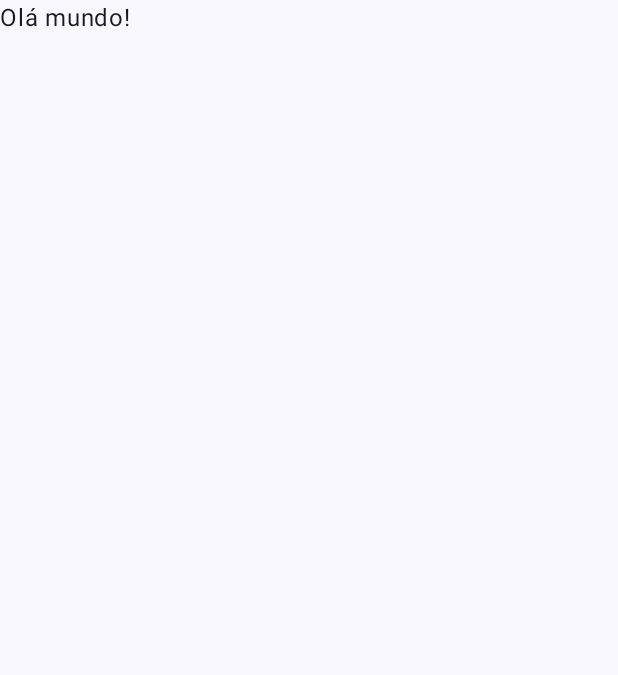
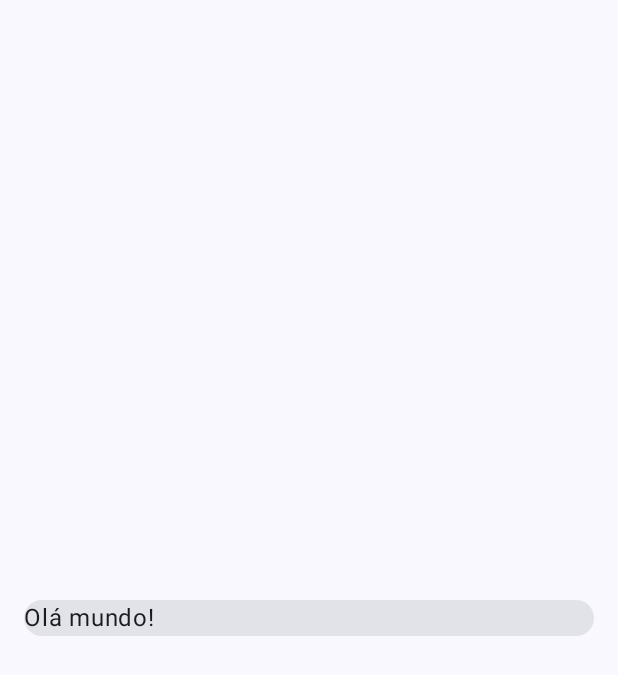
Before and after one commit to rsicarelli/kotlin-gradle-android-platform, an Android app built with Jetpack Compose: the screen it shows after launch (MainActivity), on a phone screen of 412 x 824 dp. Before the commit the part shown is almost empty. Shown: the top 675 px of the screen. Run offline under Robolectric (Android 15) with nearby library versions, the phone set to English and light mode, and no system bars.

```diff
--- a/features/home/src/main/kotlin/com/rsicarelli/kplatform/home/HomeScreen.kt
+++ b/features/home/src/main/kotlin/com/rsicarelli/kplatform/home/HomeScreen.kt
@@ -1,18 +1,35 @@
 package com.rsicarelli.kplatform.home
 
 import androidx.compose.foundation.layout.fillMaxSize
+import androidx.compose.foundation.layout.fillMaxWidth
+import androidx.compose.foundation.layout.padding
+import androidx.compose.foundation.layout.wrapContentHeight
+import androidx.compose.material3.Card
+import androidx.compose.material3.ExperimentalMaterial3Api
 import androidx.compose.material3.MaterialTheme
 import androidx.compose.material3.Surface
 import androidx.compose.runtime.Composable
 import androidx.compose.ui.Modifier
+import androidx.compose.ui.unit.dp
 import com.rsicarelli.kplatform.features.details.DetailsScreen
 
+@OptIn(ExperimentalMaterial3Api::class)
 @Composable
 fun HomeScreen() {
     Surface(
         modifier = Modifier.fillMaxSize(),
         color = MaterialTheme.colorScheme.background
     ) {
-        DetailsScreen()
+        Card(
+            modifier = Modifier
+                .fillMaxWidth()
+                .wrapContentHeight()
+                .padding(all = 16.dp),
+            onClick = { },
+            content = {
+                DetailsScreen()
+            }
+        )
+
     }
 }
```
